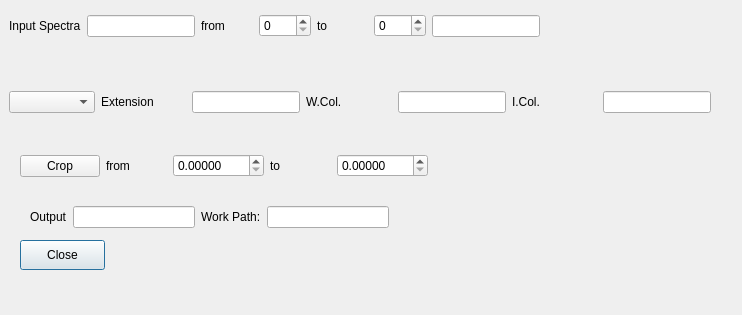
Old version of the form CroCo/crop.ui in the repository DPSablowski/croco.
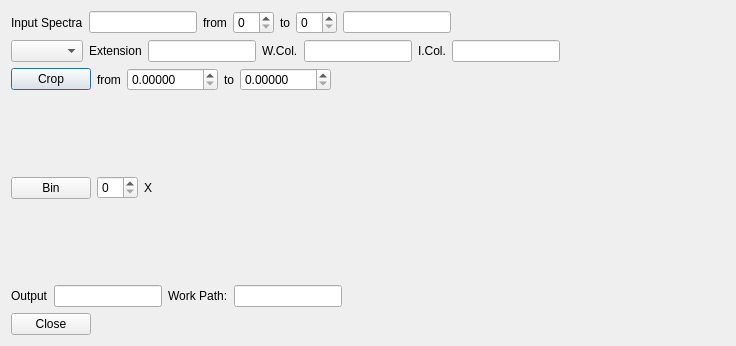
New version of the form.

```diff
--- a/CroCo/crop.ui
+++ b/CroCo/crop.ui
@@ -6,41 +6,15 @@
    <rect>
     <x>0</x>
     <y>0</y>
-    <width>742</width>
-    <height>315</height>
+    <width>736</width>
+    <height>346</height>
    </rect>
   </property>
   <property name="windowTitle">
    <string>Dialog</string>
   </property>
-  <widget class="QPushButton" name="pushButton">
-   <property name="geometry">
-    <rect>
-     <x>20</x>
-     <y>240</y>
-     <width>85</width>
-     <height>30</height>
-    </rect>
-   </property>
-   <property name="sizePolicy">
-    <sizepolicy hsizetype="Maximum" vsizetype="Fixed">
-     <horstretch>0</horstretch>
-     <verstretch>0</verstretch>
-    </sizepolicy>
-   </property>
-   <property name="text">
-    <string>Close</string>
-   </property>
-  </widget>
-  <widget class="QWidget" name="">
-   <property name="geometry">
-    <rect>
-     <x>9</x>
-     <y>9</y>
-     <width>531</width>
-     <height>34</height>
-    </rect>
-   </property>
+  <layout class="QVBoxLayout" name="verticalLayout">
+   <item>
    <layout class="QHBoxLayout" name="horizontalLayout">
     <item>
      <widget class="QLabel" name="label">
@@ -52,7 +26,7 @@
     <item>
      <widget class="QLineEdit" name="lineEdit">
       <property name="sizePolicy">
-       <sizepolicy hsizetype="Maximum" vsizetype="Fixed">
+        <sizepolicy hsizetype="Minimum" vsizetype="Fixed">
         <horstretch>0</horstretch>
         <verstretch>0</verstretch>
        </sizepolicy>
@@ -82,24 +56,29 @@
     <item>
      <widget class="QLineEdit" name="lineEdit_2">
       <property name="sizePolicy">
-       <sizepolicy hsizetype="Maximum" vsizetype="Fixed">
+        <sizepolicy hsizetype="Minimum" vsizetype="Fixed">
         <horstretch>0</horstretch>
         <verstretch>0</verstretch>
        </sizepolicy>
       </property>
      </widget>
     </item>
-   </layout>
-  </widget>
-  <widget class="QWidget" name="">
-   <property name="geometry">
-    <rect>
-     <x>9</x>
-     <y>85</y>
-     <width>702</width>
-     <height>34</height>
-    </rect>
-   </property>
+     <item>
+      <spacer name="horizontalSpacer_3">
+       <property name="orientation">
+        <enum>Qt::Horizontal</enum>
+       </property>
+       <property name="sizeHint" stdset="0">
+        <size>
+         <width>40</width>
+         <height>20</height>
+        </size>
+       </property>
+      </spacer>
+     </item>
+    </layout>
+   </item>
+   <item>
    <layout class="QHBoxLayout" name="horizontalLayout_2">
     <item>
      <widget class="QComboBox" name="comboBox"/>
@@ -114,7 +93,7 @@
     <item>
      <widget class="QLineEdit" name="lineEdit_4">
       <property name="sizePolicy">
-       <sizepolicy hsizetype="Maximum" vsizetype="Fixed">
+        <sizepolicy hsizetype="Minimum" vsizetype="Fixed">
         <horstretch>0</horstretch>
         <verstretch>0</verstretch>
        </sizepolicy>
@@ -131,7 +110,7 @@
     <item>
      <widget class="QLineEdit" name="lineEdit_3">
       <property name="sizePolicy">
-       <sizepolicy hsizetype="Maximum" vsizetype="Fixed">
+        <sizepolicy hsizetype="Minimum" vsizetype="Fixed">
         <horstretch>0</horstretch>
         <verstretch>0</verstretch>
        </sizepolicy>
@@ -148,24 +127,29 @@
     <item>
      <widget class="QLineEdit" name="lineEdit_5">
       <property name="sizePolicy">
-       <sizepolicy hsizetype="Maximum" vsizetype="Fixed">
+        <sizepolicy hsizetype="Minimum" vsizetype="Fixed">
         <horstretch>0</horstretch>
         <verstretch>0</verstretch>
        </sizepolicy>
       </property>
      </widget>
     </item>
-   </layout>
-  </widget>
-  <widget class="QWidget" name="">
-   <property name="geometry">
-    <rect>
-     <x>20</x>
-     <y>150</y>
-     <width>408</width>
-     <height>32</height>
-    </rect>
-   </property>
+     <item>
+      <spacer name="horizontalSpacer_4">
+       <property name="orientation">
+        <enum>Qt::Horizontal</enum>
+       </property>
+       <property name="sizeHint" stdset="0">
+        <size>
+         <width>40</width>
+         <height>20</height>
+        </size>
+       </property>
+      </spacer>
+     </item>
+    </layout>
+   </item>
+   <item>
    <layout class="QHBoxLayout" name="horizontalLayout_3">
     <item>
      <widget class="QPushButton" name="pushButton_2">
@@ -208,17 +192,56 @@
       </property>
      </widget>
     </item>
-   </layout>
-  </widget>
-  <widget class="QWidget" name="">
-   <property name="geometry">
-    <rect>
-     <x>30</x>
-     <y>200</y>
-     <width>481</width>
-     <height>34</height>
-    </rect>
-   </property>
+     <item>
+      <spacer name="horizontalSpacer_5">
+       <property name="orientation">
+        <enum>Qt::Horizontal</enum>
+       </property>
+       <property name="sizeHint" stdset="0">
+        <size>
+         <width>40</width>
+         <height>20</height>
+        </size>
+       </property>
+      </spacer>
+     </item>
+    </layout>
+   </item>
+   <item>
+    <layout class="QHBoxLayout" name="horizontalLayout_5">
+     <item>
+      <widget class="QPushButton" name="pushButton_3">
+       <property name="text">
+        <string>Bin</string>
+       </property>
+      </widget>
+     </item>
+     <item>
+      <widget class="QSpinBox" name="spinBox_3"/>
+     </item>
+     <item>
+      <widget class="QLabel" name="label_11">
+       <property name="text">
+        <string>X</string>
+       </property>
+      </widget>
+     </item>
+     <item>
+      <spacer name="horizontalSpacer_2">
+       <property name="orientation">
+        <enum>Qt::Horizontal</enum>
+       </property>
+       <property name="sizeHint" stdset="0">
+        <size>
+         <width>40</width>
+         <height>20</height>
+        </size>
+       </property>
+      </spacer>
+     </item>
+    </layout>
+   </item>
+   <item>
    <layout class="QHBoxLayout" name="horizontalLayout_4">
     <item>
      <widget class="QLabel" name="label_9">
@@ -228,7 +251,14 @@
      </widget>
     </item>
     <item>
-     <widget class="QLineEdit" name="lineEdit_6"/>
+      <widget class="QLineEdit" name="lineEdit_6">
+       <property name="sizePolicy">
+        <sizepolicy hsizetype="Minimum" vsizetype="Fixed">
+         <horstretch>0</horstretch>
+         <verstretch>0</verstretch>
+        </sizepolicy>
+       </property>
+      </widget>
     </item>
     <item>
      <widget class="QLabel" name="label_10">
@@ -238,7 +268,14 @@
      </widget>
     </item>
     <item>
-     <widget class="QLineEdit" name="lineEdit_7"/>
+      <widget class="QLineEdit" name="lineEdit_7">
+       <property name="sizePolicy">
+        <sizepolicy hsizetype="Minimum" vsizetype="Fixed">
+         <horstretch>0</horstretch>
+         <verstretch>0</verstretch>
+        </sizepolicy>
+       </property>
+      </widget>
     </item>
     <item>
      <spacer name="horizontalSpacer">
@@ -254,7 +291,21 @@
      </spacer>
     </item>
    </layout>
-  </widget>
+   </item>
+   <item>
+    <widget class="QPushButton" name="pushButton">
+     <property name="sizePolicy">
+      <sizepolicy hsizetype="Maximum" vsizetype="Fixed">
+       <horstretch>0</horstretch>
+       <verstretch>0</verstretch>
+      </sizepolicy>
+     </property>
+     <property name="text">
+      <string>Close</string>
+     </property>
+    </widget>
+   </item>
+  </layout>
  </widget>
  <resources/>
  <connections>
```
Lines whose indentation alone changed are shown as unchanged.
